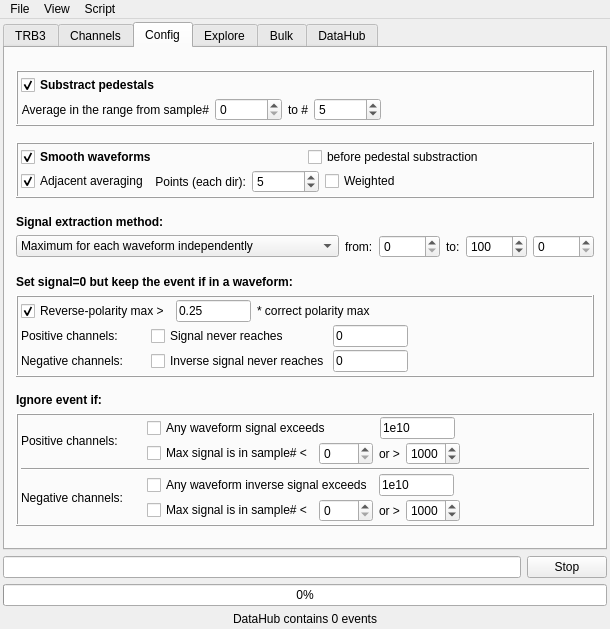
Before: the Qt Designer form GUI/mainwindow.ui in andrmor/TRB3reader, drawn with Qt 5.
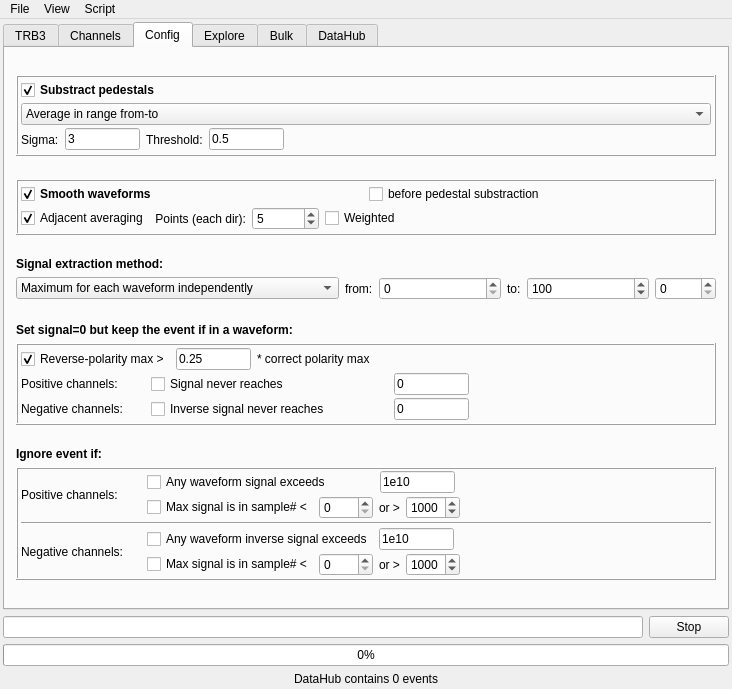
After: the same form once the commit is applied. The open tabs and pages were chosen to show the change.

Commit message: peak finder added

Diff of the .ui file:
```diff
--- a/GUI/mainwindow.ui
+++ b/GUI/mainwindow.ui
@@ -6,8 +6,8 @@
    <rect>
     <x>0</x>
     <y>0</y>
-    <width>546</width>
-    <height>629</height>
+    <width>732</width>
+    <height>689</height>
    </rect>
   </property>
   <property name="windowTitle">
@@ -530,6 +530,39 @@
             </widget>
            </item>
            <item>
+            <widget class="QComboBox" name="cobPedestalExtractionMethod">
+             <item>
+              <property name="text">
+               <string>Average in range from-to</string>
+              </property>
+             </item>
+             <item>
+              <property name="text">
+               <string>From amplitude occurrence peak</string>
+              </property>
+             </item>
+            </widget>
+           </item>
+           <item>
+            <widget class="QStackedWidget" name="stackedWidget">
+             <property name="currentIndex">
+              <number>0</number>
+             </property>
+             <widget class="QWidget" name="page">
+              <layout class="QVBoxLayout" name="verticalLayout_25">
+               <property name="leftMargin">
+                <number>0</number>
+               </property>
+               <property name="topMargin">
+                <number>0</number>
+               </property>
+               <property name="rightMargin">
+                <number>0</number>
+               </property>
+               <property name="bottomMargin">
+                <number>0</number>
+               </property>
+               <item>
             <widget class="QFrame" name="frSmoothing">
              <property name="frameShape">
               <enum>QFrame::NoFrame</enum>
@@ -553,7 +586,7 @@
               <item>
                <widget class="QLabel" name="label_8">
                 <property name="text">
-                 <string>Average in the range from sample#</string>
+                     <string>From sample#</string>
                 </property>
                 <property name="alignment">
                  <set>Qt::AlignRight|Qt::AlignTrailing|Qt::AlignVCenter</set>
@@ -611,6 +644,79 @@
            </item>
           </layout>
          </widget>
+             <widget class="QWidget" name="page_2">
+              <layout class="QHBoxLayout" name="horizontalLayout_46">
+               <property name="leftMargin">
+                <number>0</number>
+               </property>
+               <property name="topMargin">
+                <number>0</number>
+               </property>
+               <property name="rightMargin">
+                <number>0</number>
+               </property>
+               <property name="bottomMargin">
+                <number>0</number>
+               </property>
+               <item>
+                <widget class="QLabel" name="label_41">
+                 <property name="text">
+                  <string>Sigma:</string>
+                 </property>
+                </widget>
+               </item>
+               <item>
+                <widget class="QLineEdit" name="ledPedestalPeakSigma">
+                 <property name="maximumSize">
+                  <size>
+                   <width>75</width>
+                   <height>16777215</height>
+                  </size>
+                 </property>
+                 <property name="text">
+                  <string>3</string>
+                 </property>
+                </widget>
+               </item>
+               <item>
+                <widget class="QLabel" name="label_42">
+                 <property name="text">
+                  <string>Threshold:</string>
+                 </property>
+                </widget>
+               </item>
+               <item>
+                <widget class="QLineEdit" name="ledPedestalPeakThreshold">
+                 <property name="maximumSize">
+                  <size>
+                   <width>75</width>
+                   <height>16777215</height>
+                  </size>
+                 </property>
+                 <property name="text">
+                  <string>0.5</string>
+                 </property>
+                </widget>
+               </item>
+               <item>
+                <spacer name="horizontalSpacer_9">
+                 <property name="orientation">
+                  <enum>Qt::Horizontal</enum>
+                 </property>
+                 <property name="sizeHint" stdset="0">
+                  <size>
+                   <width>40</width>
+                   <height>20</height>
+                  </size>
+                 </property>
+                </spacer>
+               </item>
+              </layout>
+             </widget>
+            </widget>
+           </item>
+          </layout>
+         </widget>
         </item>
         <item>
          <spacer name="verticalSpacer_13">
@@ -3010,8 +3116,8 @@
     <rect>
      <x>0</x>
      <y>0</y>
-     <width>546</width>
-     <height>21</height>
+     <width>732</width>
+     <height>22</height>
     </rect>
    </property>
    <widget class="QMenu" name="menuFile">
```
Left out of the diff: 78 changed lines with no effect on the pictures. Lines whose indentation alone changed are shown as unchanged. The commit also changes 9 other files.
